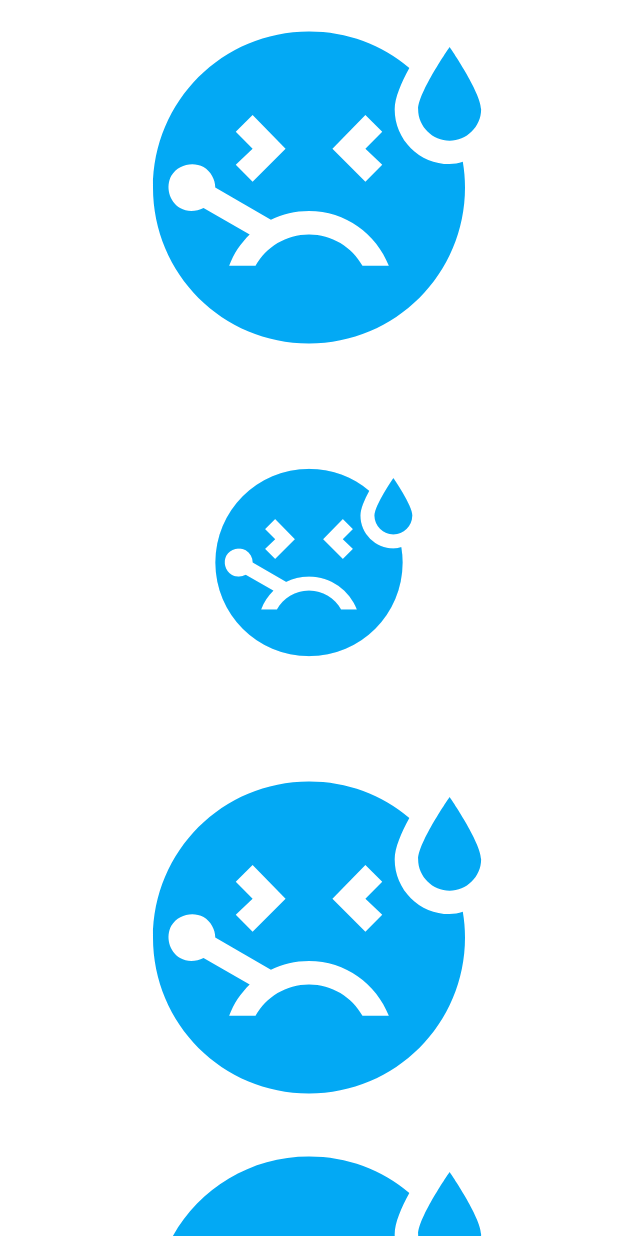
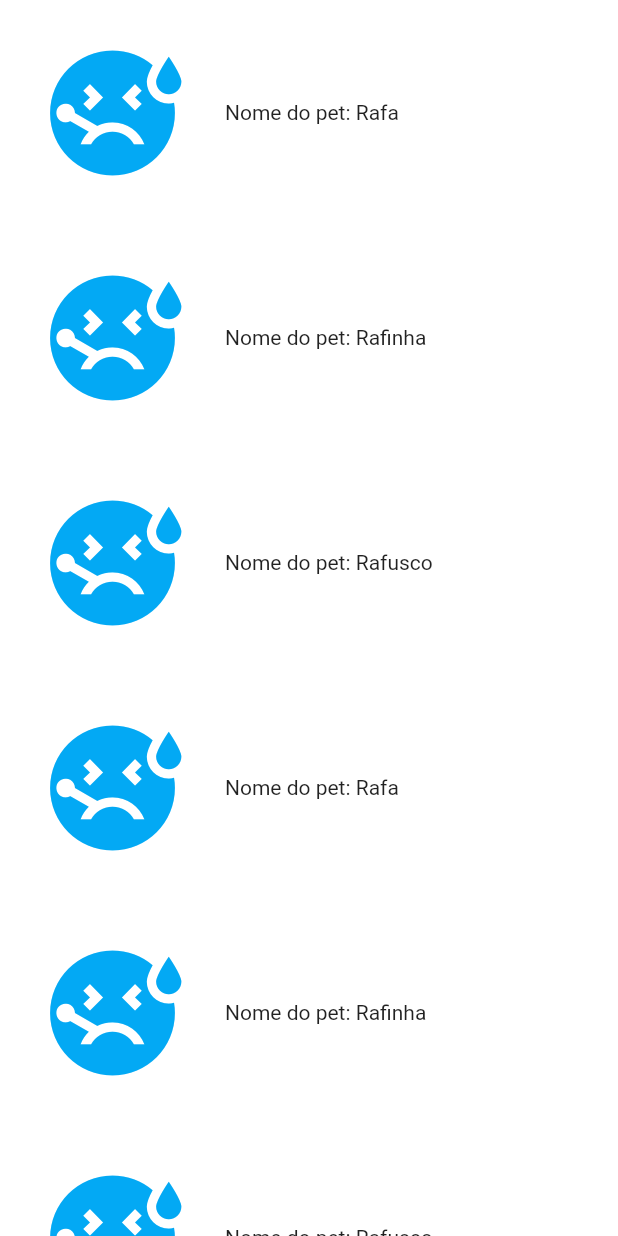
Before and after one commit to sorattorafa/flutter-game, a Flutter app: the PetList screen opened directly, on a phone screen of 412 x 824 dp. Run offline on Flutter 3.47's test engine with Material 2 defaults, Android fonts, the phone set to English and light mode, and no system bars.

Commit message:
create pet model

```diff
--- /dev/null
+++ b/pets/lib/models/pet.dart
@@ -0,0 +1,62 @@
+//import 'dart:convert';
+
+import 'package:flutter/material.dart';
+
+class PetModel {
+  int id;
+  int userId;
+  String name;
+  IconData icon;
+
+  PetModel({
+    this.name,
+    this.icon,
+    this.id,
+    this.userId,
+  });
+/*
+
+Pet petFromJson(String source) {
+  final json = jsonDecode(source);
+  return Pet.fromJson(json);
+}
+
+String petToJson(Pet source) {
+  final data = source.toJson();
+  return jsonEncode(data);
+}
+  factory Pet.fromJson(Map<String, dynamic> json) => Pet(
+        name: json["name"],
+        icon: json["icon"],
+        id: json["id"],
+        userId: json["user_id"],
+        state: Normal(
+          'normal',
+          status: Status(
+            health: json["health"],
+            hunger: json["hunger"],
+            happy: json["happy"],
+            dirt: json["dirt"] == 1,
+            sleeping: json["sleeping"] == 1,
+          ),
+          name: json["name"],
+          time: DateTime.tryParse(
+            json["last_time"],
+          ),
+        ).update(),
+      );
+
+  Map<String, dynamic> toJson() => {
+        // "id": id,
+        "user_id": userId,
+        "icon": icon,
+        "name": name,
+        "last_time": state.lastTime.toString(),
+        "health": state.status.health,
+        "happy": state.status.happy,
+        "hunger": state.status.hunger,
+        "dirt": state.status.dirt,
+        "sleeping": state.status.sleeping,
+      };
+      */
+}
--- a/pets/lib/view/pets-list.dart
+++ b/pets/lib/view/pets-list.dart
@@ -1,5 +1,6 @@
 import 'package:flutter/cupertino.dart';
 import 'package:flutter/material.dart';
+import 'package:pets/models/pet.dart';
 import 'package:pets/widgets/adaptative-refresh-indicator.dart';
 import 'package:pets/widgets/pet.dart';
 import 'package:pets/widgets/refresh-scroll-physics.dart';
@@ -12,6 +13,24 @@ class PetList extends StatefulWidget {
 class _PetListState extends State<PetList> {
   int selectedIndex = 0;
   bool isInitializing = true;
+
+  final petmodels = [
+    PetModel(name: 'Rafa', id: 1, userId: 2, icon: Icons.sick),
+    PetModel(name: 'Rafinha', id: 1, userId: 2, icon: Icons.sick),
+    PetModel(name: 'Rafusco', id: 1, userId: 2, icon: Icons.sick),
+    PetModel(name: 'Rafa', id: 1, userId: 2, icon: Icons.sick),
+    PetModel(name: 'Rafinha', id: 1, userId: 2, icon: Icons.sick),
+    PetModel(name: 'Rafusco', id: 1, userId: 2, icon: Icons.sick),
+    PetModel(name: 'Rafa', id: 1, userId: 2, icon: Icons.sick),
+    PetModel(name: 'Rafinha', id: 1, userId: 2, icon: Icons.sick),
+    PetModel(name: 'Rafusco', id: 1, userId: 2, icon: Icons.sick),
+    PetModel(name: 'Rafa', id: 1, userId: 2, icon: Icons.sick),
+    PetModel(name: 'Rafinha', id: 1, userId: 2, icon: Icons.sick),
+    PetModel(name: 'Rafusco', id: 1, userId: 2, icon: Icons.sick),
+    PetModel(name: 'Rafa', id: 1, userId: 2, icon: Icons.sick),
+    PetModel(name: 'Rafinha', id: 1, userId: 2, icon: Icons.sick),
+    PetModel(name: 'Rafusco', id: 1, userId: 2, icon: Icons.sick),
+  ];
   @override
   void initState() {
     super.initState();
@@ -40,19 +59,21 @@ class _PetListState extends State<PetList> {
               ),
             SliverToBoxAdapter(
               child: Column(children: [
-                GestureDetector(
-                  child: Pet(
-                      state: Icons.sick, color: Colors.lightBlue, size: 250),
-                  onTap: () {
-                    Navigator.pushNamed(context, '/petview');
-                  },
-                ),
-                Pet(state: Icons.sick, color: Colors.lightBlue, size: 150),
-                Pet(state: Icons.sick, color: Colors.lightBlue, size: 250),
-                Pet(state: Icons.sick, color: Colors.lightBlue, size: 250),
-                Pet(state: Icons.sick, color: Colors.lightBlue, size: 250),
-                Pet(state: Icons.sick, color: Colors.lightBlue, size: 250),
-                Pet(state: Icons.sick, color: Colors.lightBlue, size: 250),
+                for (final pet in petmodels)
+                  GestureDetector(
+                    child: Row(
+                      children: [
+                        Pet(
+                            state: pet.icon,
+                            color: Colors.lightBlue,
+                            size: 100),
+                        Text('Nome do pet: ${pet.name.toString()}')
+                      ],
+                    ),
+                    onTap: () {
+                      Navigator.pushNamed(context, '/petview');
+                    },
+                  ),
               ]),
             )
           ],
--- a/pets/lib/view/profile.dart
+++ b/pets/lib/view/profile.dart
@@ -40,7 +40,9 @@ class _ProfileState extends State<Profile> {
           Padding(
             padding: const EdgeInsets.symmetric(vertical: 16.0),
             child: ElevatedButton(
-              onPressed: () {},
+              onPressed: () {
+                Navigator.pushReplacementNamed(context, '/');
+              },
               child: Text('Logout'),
             ),
           ),
--- a/pets/lib/widgets/pet.dart
+++ b/pets/lib/widgets/pet.dart
@@ -14,8 +14,8 @@ class Pet extends StatelessWidget {
   @override
   Widget build(BuildContext context) {
     return Container(
-      width: 360,
-      height: 250,
+      width: 150,
+      height: 150,
       child: Icon(state, size: size, color: color),
     );
   }
```
Also changed, not shown: pets/lib/widgets/animated-pet.dart (added, +60 -0 lines).
